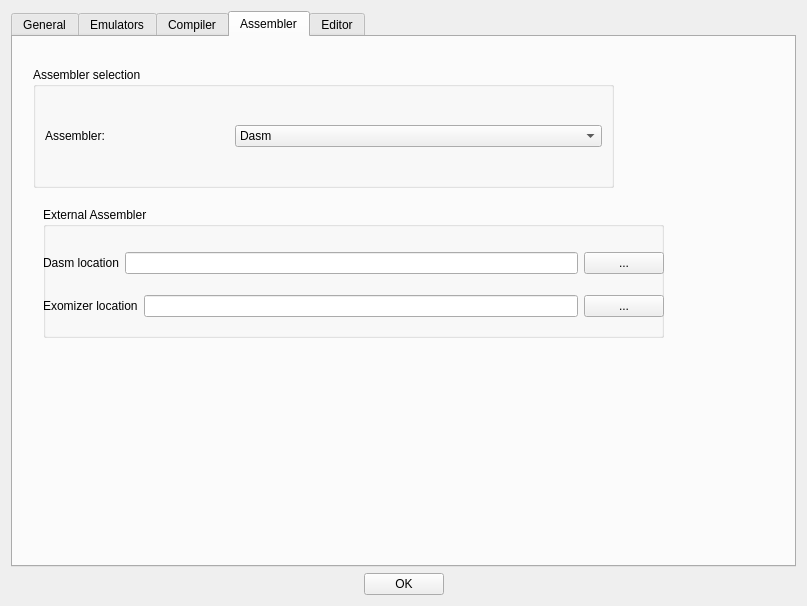
Before: the Qt Designer form source/dialogtrsesettings.ui in leuat/TRSE, drawn with Qt 5.
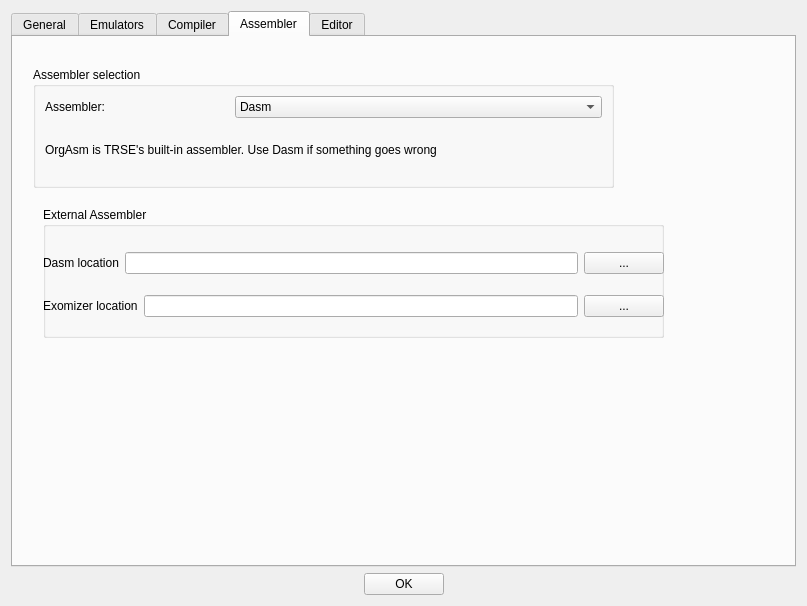
After: the same form once the commit is applied. The open tabs and pages were chosen to show the change.

Diff of the .ui file:
```diff
--- a/source/dialogtrsesettings.ui
+++ b/source/dialogtrsesettings.ui
@@ -314,6 +314,13 @@
           <string>Assembler selection</string>
          </property>
          <layout class="QGridLayout" name="gridLayout_6">
+          <item row="1" column="0">
+           <widget class="QLabel" name="label_17">
+            <property name="text">
+             <string>OrgAsm is TRSE's built-in assembler. Use Dasm if something goes wrong</string>
+            </property>
+           </widget>
+          </item>
           <item row="0" column="0">
            <layout class="QVBoxLayout" name="verticalLayout_7">
             <item>
```
Left out of the diff: 2 changed lines with no effect on the pictures.
